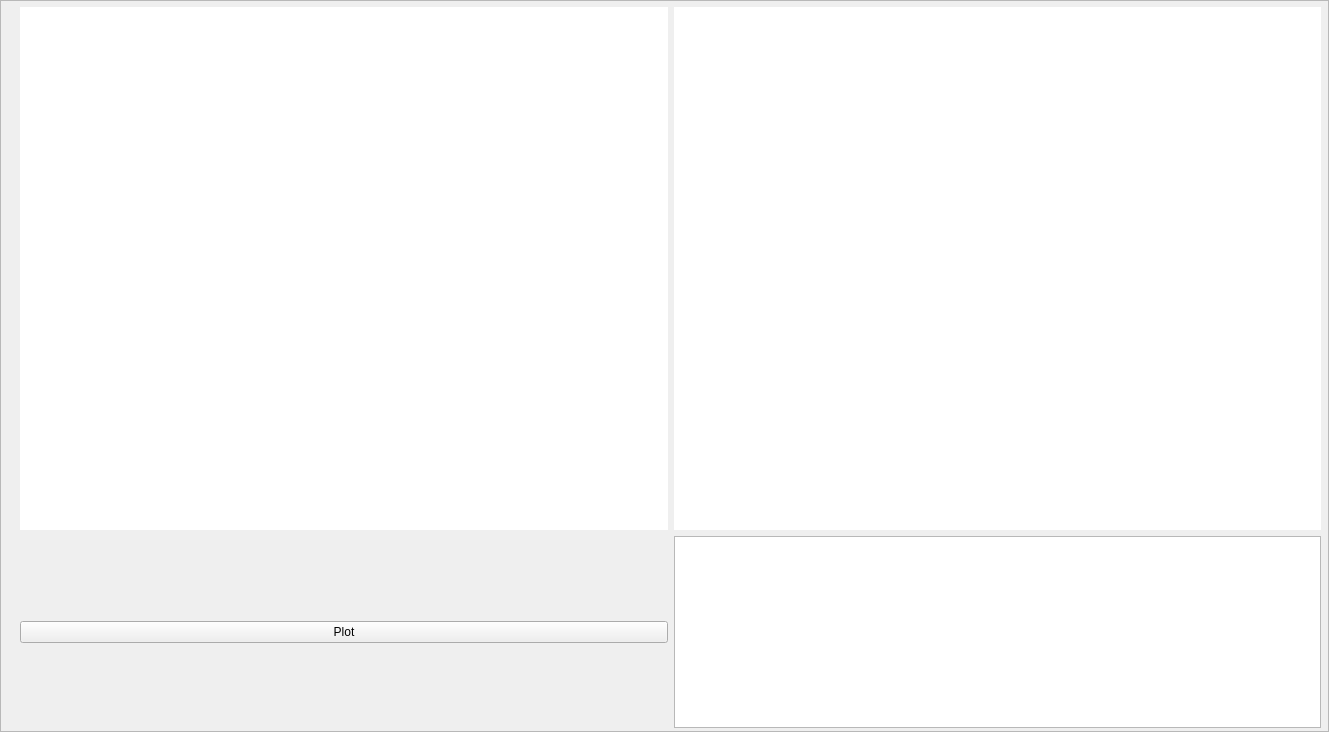
ProjectISP/ISP, file isp/resources/designer_uis/PlotPolarizationWidget.ui: the form before one commit.
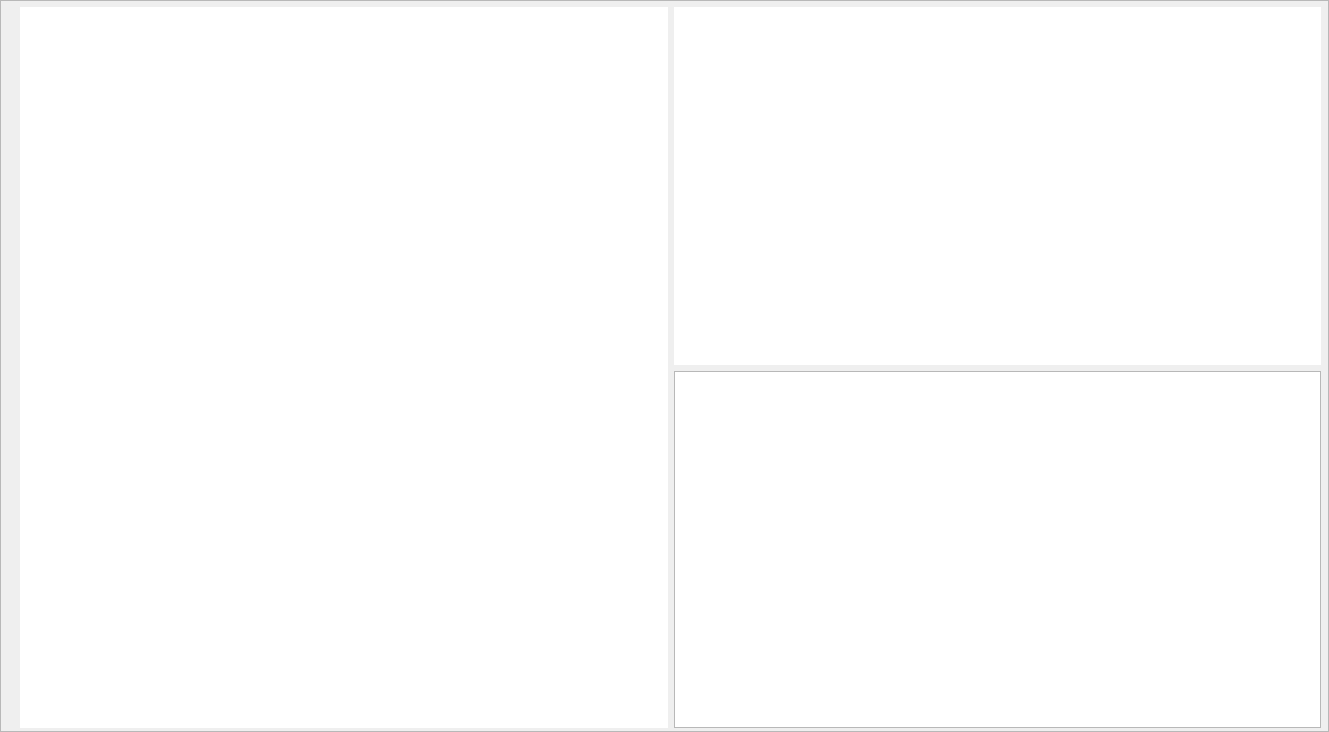
The form after the commit.

Commit message: Including Polarization inside earthquake analysis tab

What changed in the file:
```diff
--- a/isp/resources/designer_uis/PlotPolarizationWidget.ui
+++ b/isp/resources/designer_uis/PlotPolarizationWidget.ui
@@ -36,20 +36,6 @@
       </property>
      </widget>
     </item>
-    <item row="0" column="1">
-     <widget class="QWidget" name="plotMatWidget_polarization" native="true">
-      <property name="styleSheet">
-       <string notr="true">background-color: rgb(255, 255, 255);</string>
-      </property>
-     </widget>
-    </item>
-    <item row="1" column="1">
-     <widget class="QPushButton" name="plotBtn">
-      <property name="text">
-       <string>Plot</string>
-      </property>
-     </widget>
-    </item>
     <item row="1" column="2">
      <widget class="QPlainTextEdit" name="polarizationText">
       <property name="sizePolicy">
@@ -60,6 +46,13 @@
       </property>
      </widget>
     </item>
+    <item row="0" column="1" rowspan="2">
+     <widget class="QWidget" name="plotMatWidget_polarization" native="true">
+      <property name="styleSheet">
+       <string notr="true">background-color: rgb(255, 255, 255);</string>
+      </property>
+     </widget>
+    </item>
    </layout>
   </widget>
  </widget>
```
The commit also changes 3 other files.
